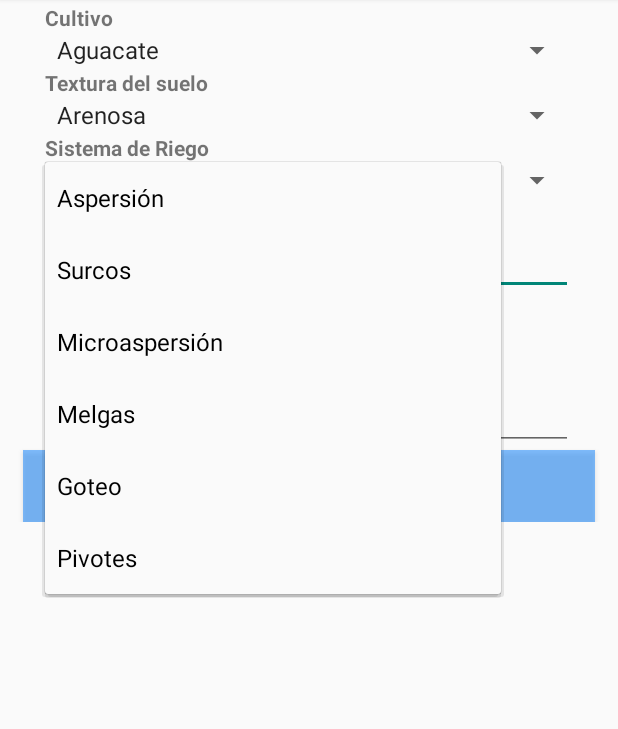
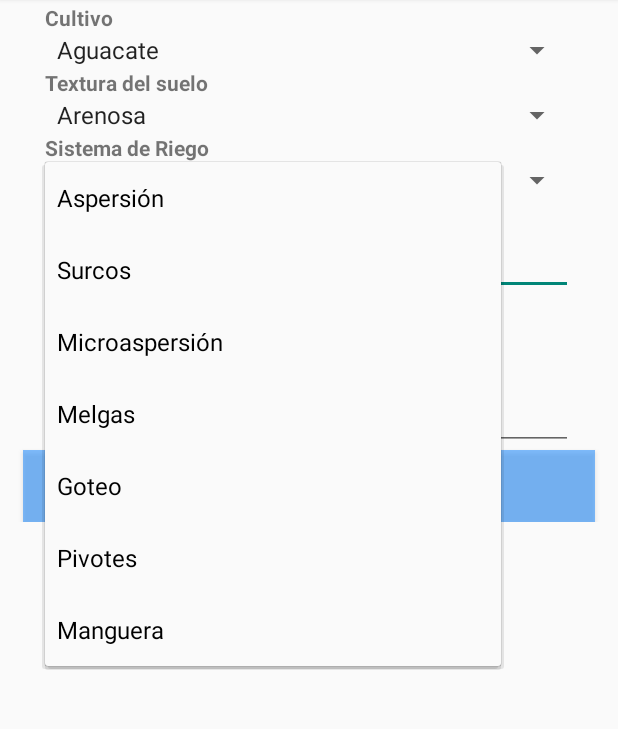
Before and after one commit to davidvanegas7/riego-al-dia, an Android app: the MainActivity screen opened directly, with no data from a screen before it, after a tap on "Aspersión", on a phone screen of 412 x 824 dp, the part 72-801 px from its top. Run offline under Robolectric (Android 15) with nearby library versions, the phone set to English and light mode, and no system bars.

Commit message:
actualizacion de las formulas

```diff
--- a/app/src/main/java/com/example/david/mangualo/MainActivity.java
+++ b/app/src/main/java/com/example/david/mangualo/MainActivity.java
@@ -80,7 +80,7 @@ public class MainActivity extends Activity {
                     if (endOfLineIndex > 0) {                                           // make sure there data before ~
                         String dataInPrint = recDataString.substring(0, endOfLineIndex);    // extract string
                         if(dataInPrint != ""){
-                            txtStringLength.setText("" + (-0.1292 * Integer.parseInt(dataInPrint)+132.3   ) );
+                            txtStringLength.setText("" + (12519 * Math.pow(Integer.parseInt(dataInPrint), -0.945 ) ));
                         }
                         recDataString.delete(0, recDataString.length());                    //clear all string data
                         dataInPrint = " ";
--- a/app/src/main/java/com/example/david/mangualo/Riegos.java
+++ b/app/src/main/java/com/example/david/mangualo/Riegos.java
@@ -46,9 +46,9 @@ public class Riegos {
     {
         humedad_suelo = valorCC - humedad_arduino;
         double lamina_de_agua = (humedad_suelo * valorDA * profundidadCultivo)/100;
-        double volumen_riego = lamina_de_agua * 100;
+        double volumen_riego = lamina_de_agua * 10000;
          volumen_real = volumen_riego * porcentajeRiego;
-         tiempo = volumen_real / (valor_caudal );
+         tiempo = volumen_real / ((valor_caudal) *(60));
 
         volumen_real = Math.round(volumen_real * 100) / 100;
         tiempo = Math.round(tiempo * 100) / 100;
@@ -70,7 +70,7 @@ public class Riegos {
         if(humedad_suelo < 0){
             return "Mangualo calculo que usted debe: \n\nNO REGAR";
         }
-        return "Mangualo calculo que usted debe:\n\nRegar en tu terreno "+volumen_real+" metros cúbicos de agua\n\nSu sistema de riego se demorara aproximadamente "+tiempo+" minutos";
+        return "Mangualo calculo que usted debe:\n\nRegar en tu terreno "+volumen_real+" metros cúbicos de agua\n\nSu sistema de riego se demorara aproximadamente "+tiempo+" minutos en hacerlo";
     }
 
     public double tiempo()
--- a/app/src/main/res/layout/activity_main.xml
+++ b/app/src/main/res/layout/activity_main.xml
@@ -107,7 +107,7 @@
             android:layout_width="wrap_content"
             android:layout_height="wrap_content"
             android:inputType="numberDecimal"
-            android:text="Caudal"
+            android:text="Caudal  (m3/s)"
             android:layout_marginLeft="30dp"
             android:textStyle="bold" />
 
--- a/app/src/main/res/values/strings.xml
+++ b/app/src/main/res/values/strings.xml
@@ -65,68 +65,130 @@
             <item>Zapallo</item>
         </string-array>
 
-        <string-array name="listaprofundidad">
-            <item>150</item>
-            <item>60</item>
-            <item>60</item>
-            <item>100</item>
-            <item>180</item>
-            <item>50</item>
-            <item>15</item>
-            <item>40</item>
-            <item>60</item>
-            <item>30</item>
-            <item>300</item>
-            <item>15</item>
-            <item>25</item>
-            <item>60</item>
-            <item>30</item>
-            <item>150</item>
-            <item>10</item>
-            <item>10</item>
-            <item>60</item>
-            <item>20</item>
-            <item>300</item>
-            <item>80</item>
-            <item>60</item>
-            <item>180</item>
-            <item>60</item>
-            <item>180</item>
-            <item>15</item>
-            <item>60</item>
-            <item>90</item>
-            <item>50</item>
-            <item>80</item>
-            <item>60</item>
-            <item>15</item>
-            <item>120</item>
-            <item>30</item>
-            <item>180</item>
-            <item>90</item>
-            <item>60</item>
-            <item>20</item>
-            <item>10</item>
-            <item>50</item>
-            <item>60</item>
-            <item>10</item>
-            <item>180</item>
-            <item>60</item>
-            <item>10</item>
-            <item>10</item>
-            <item>25</item>
-            <item>60</item>
-            <item>120</item>
-            <item>150</item>
-            <item>50</item>
-            <item>40</item>
-            <item>100</item>
-            <item>90</item>
-            <item>100</item>
-            <item>100</item>
-            <item>40</item>
-            <item>90</item>
-            <item>120</item>
-        </string-array>
+    <string-array name="listaprofundidad">
+
+        <item>1.5</item>
+
+        <item>0.6</item>
+
+        <item>0.6</item>
+
+        <item>1</item>
+
+        <item>1.8</item>
+
+        <item>0.5</item>
+
+        <item>0.15</item>
+
+        <item>0.4</item>
+
+        <item>0.6</item>
+
+        <item>0.3</item>
+
+        <item>3</item>
+
+        <item>0.15</item>
+
+        <item>0.25</item>
+
+        <item>0.6</item>
+
+        <item>0.3</item>
+
+        <item>1.5</item>
+
+        <item>0.1</item>
+
+        <item>0.1</item>
+
+        <item>0.6</item>
+
+        <item>0.2</item>
+
+        <item>3</item>
+
+        <item>0.8</item>
+
+        <item>0.6</item>
+
+        <item>1.8</item>
+
+        <item>0.6</item>
+
+        <item>1.8</item>
+
+        <item>0.15</item>
+
+        <item>0.6</item>
+
+        <item>0.9</item>
+
+        <item>0.5</item>
+
+        <item>0.8</item>
+
+        <item>0.6</item>
+
+        <item>0.15</item>
+
+        <item>1.2</item>
+
+        <item>0.3</item>
+
+        <item>1.8</item>
+
+        <item>0.9</item>
+
+        <item>0.6</item>
+
+        <item>0.2</item>
+
+        <item>0.1</item>
+
+        <item>0.5</item>
+
+        <item>0.6</item>
+
+        <item>0.1</item>
+
+        <item>1.8</item>
+
+        <item>0.6</item>
+
+        <item>0.1</item>
+
+        <item>0.1</item>
+
+        <item>0.25</item>
+
+        <item>0.6</item>
+
+        <item>1.2</item>
+
+        <item>1.5</item>
+
+        <item>0.5</item>
+
+        <item>0.4</item>
+
+        <item>1</item>
+
+        <item>0.9</item>
+
+        <item>1</item>
+
+        <item>1</item>
+
+        <item>0.4</item>
+
+        <item>0.9</item>
+
+        <item>1.2</item>
+    </string-array>
+
+
 
         <string-array name="listariegos">
             <item>Aspersión</item>
@@ -135,6 +197,7 @@
             <item>Melgas</item>
             <item>Goteo</item>
             <item>Pivotes</item>
+            <item>Manguera</item>
         </string-array>
 
         <string-array name="listaporcentajes">
@@ -144,6 +207,7 @@
             <item>1.45</item>
             <item>1.075</item>
             <item>1.125</item>
+            <item>1.55</item>
         </string-array>
 
         <string-array name="listatexturas">
```
Also changed, not shown: 2 other files.
